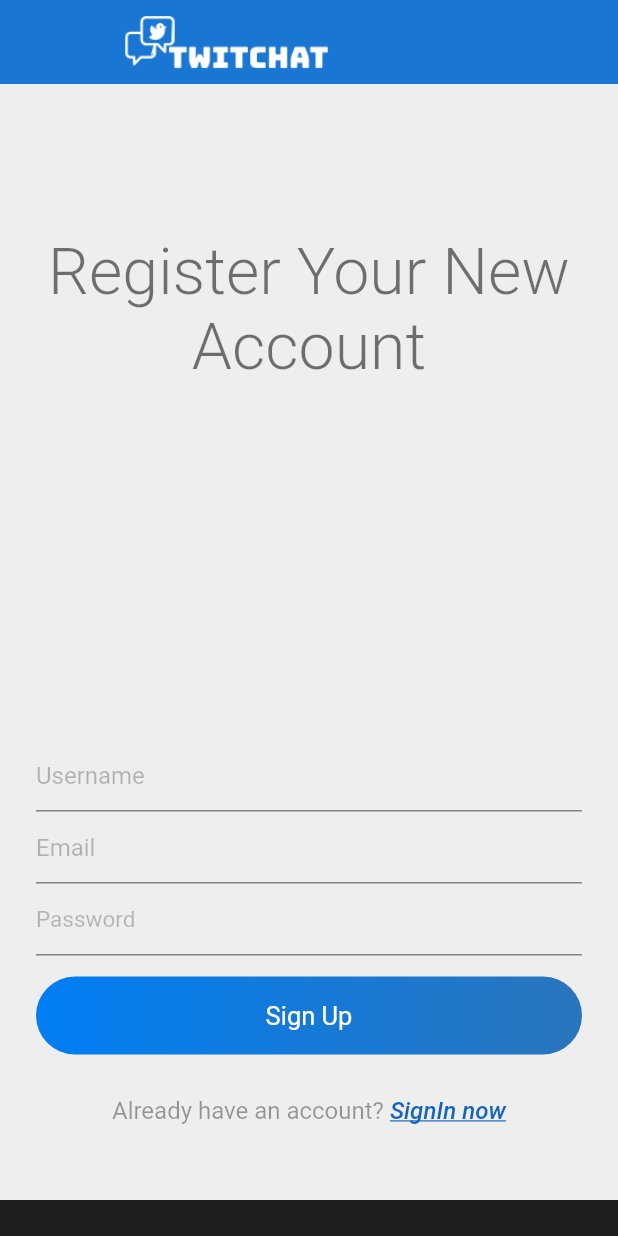
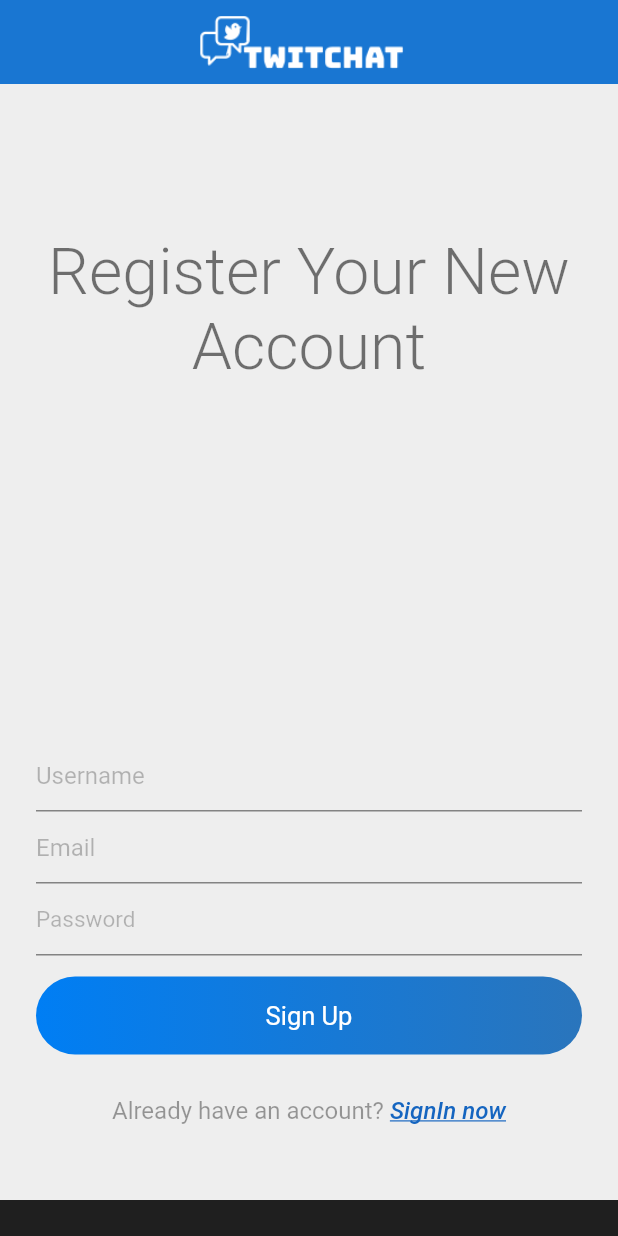
Before and after one commit to nysoul/TwitChatt, a Flutter app: the screen it shows after launch, after a tap on "Sign In", after a tap on "Register now", on a phone screen of 412 x 824 dp. Run offline on Flutter 3.47's test engine with Material 2 defaults, Android fonts, the phone set to English and light mode, and no system bars; our stand-ins replace cloud_firestore, firebase_auth, flutter_spinkit, google_fonts, shared_preferences; missing offline and left inert: flutter_brand_icons, tweet_ui, twitter_api; accounts and stored records are empty; Roboto replaces fonts that are missing (OverpassRegular).

Commit message:
UI changes

```diff
--- a/lib/views/signin.dart
+++ b/lib/views/signin.dart
@@ -71,7 +71,7 @@ class _SignInState extends State<SignIn> {
           ? Container(
               color: Colors.white,
               child: Center(child: SpinKitDoubleBounce(
-                color: Colors.white70,
+                color: Colors.black54,
                 size: 50.0,
                 // duration: const Duration(milliseconds: 1000),
               ),),
@@ -86,7 +86,7 @@ class _SignInState extends State<SignIn> {
                       Container(
                         padding: EdgeInsets.only(top: 100),
                           alignment: Alignment.center,
-                          child: Text("Welcome To TwitChat",textAlign: TextAlign.center,style: GoogleFonts.roboto(fontSize: 45,fontWeight: FontWeight.w300,color: Colors.black54),)),
+                          child: Text("Welcome To TwitChat",textAlign: TextAlign.center,style: GoogleFonts.roboto(fontSize: 47,fontWeight: FontWeight.w300,color: Colors.black54),)),
                       Spacer(),
                           Form(
                           key: formKey,
--- a/lib/views/signup.dart
+++ b/lib/views/signup.dart
@@ -67,7 +67,7 @@ class _SignUpState extends State<SignUp> {
       body: isLoading ? Container(
         color: Colors.white,
         child: Center(child: SpinKitDoubleBounce(
-        color: Colors.white70,
+        color: Colors.black54,
         size: 50.0,
         // duration: const Duration(milliseconds: 1000),
       ),),) :
--- a/lib/widget/widget.dart
+++ b/lib/widget/widget.dart
@@ -11,7 +11,7 @@ Widget appBarMain(BuildContext context) {
       alignment: Alignment.center,
       color: Colors.white,
       height: 150,
-      width: 270,
+      width: 370,
     ),
     elevation: 0.0,
     centerTitle: false,
```
